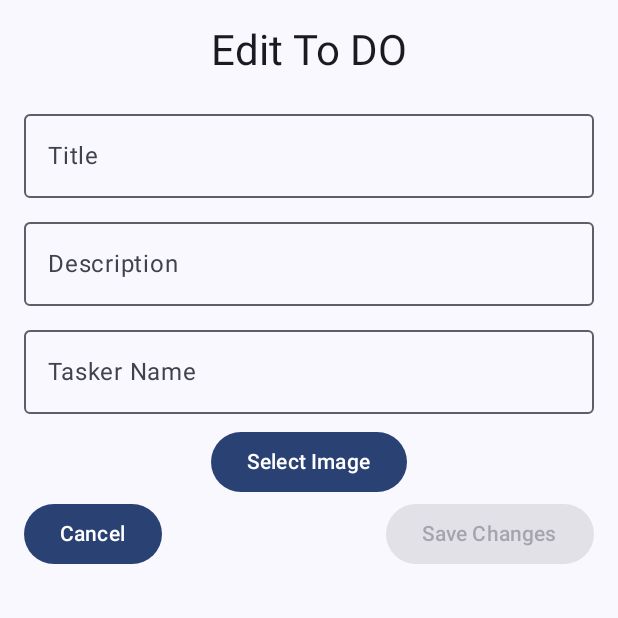
After one commit to Rankirobbllezze/RobbllezzeApp, an Android app built with Jetpack Compose: the composable EditToDoForm shown on its own in the app's theme, on a phone screen of 412 x 824 dp, the top half of it. The commit adds this screen. Run offline under Robolectric (Android 15) with nearby library versions, the phone set to English and light mode, and no system bars; our stand-ins replace Room's generated code.

Commit message:
continuation commit

```diff
--- a/app/build.gradle.kts
+++ b/app/build.gradle.kts
@@ -78,6 +78,7 @@ dependencies {
     implementation("com.google.firebase:firebase-storage-ktx")
 // coil : image loader
     implementation("io.coil-kt:coil-compose:2.4.0")
+
     implementation(libs.androidx.ui)
     implementation(libs.androidx.ui.graphics)
     implementation(libs.androidx.ui.tooling.preview)
--- a/app/src/main/java/com/example/robbllezze/data/model/TodoItem.kt
+++ b/app/src/main/java/com/example/robbllezze/data/model/TodoItem.kt
@@ -10,7 +10,7 @@ import androidx.room.PrimaryKey
 //define the class as a data by adding the data keyword
 data class TodoItem (
     @PrimaryKey(autoGenerate = true) val id: Int = 0,
-    val firebase_id: Int = 0,
+    val firebase_id: String = "",
     val title: String = "",
     val description: String = "",
     val imageUri : String? = null,
--- /dev/null
+++ b/app/src/main/java/com/example/robbllezze/presentation/screens/addtodo/EditToDoForm.kt
@@ -0,0 +1,130 @@
+package com.example.robbllezze.presentation.screens.addtodo
+
+import android.net.Uri
+import androidx.activity.compose.rememberLauncherForActivityResult
+import androidx.activity.result.contract.ActivityResultContracts
+import androidx.compose.foundation.Image
+import androidx.compose.foundation.layout.Arrangement
+import androidx.compose.foundation.layout.Column
+import androidx.compose.foundation.layout.Row
+import androidx.compose.foundation.layout.fillMaxWidth
+import androidx.compose.foundation.layout.padding
+import androidx.compose.material3.Button
+import androidx.compose.material3.ButtonColors
+import androidx.compose.material3.ButtonDefaults
+import androidx.compose.material3.MaterialTheme
+import androidx.compose.material3.OutlinedTextField
+import androidx.compose.material3.Text
+import androidx.compose.runtime.Composable
+import androidx.compose.runtime.getValue
+import androidx.compose.runtime.mutableStateOf
+import androidx.compose.runtime.remember
+import androidx.compose.runtime.setValue
+import androidx.compose.ui.Alignment
+import androidx.compose.ui.Modifier
+import androidx.compose.ui.graphics.Color
+import androidx.compose.ui.input.pointer.PointerIcon.Companion.Text
+import androidx.compose.ui.platform.LocalContext
+import androidx.compose.ui.tooling.preview.Preview
+import androidx.compose.ui.unit.dp
+import coil.compose.rememberAsyncImagePainter
+import com.example.robbllezze.data.model.TodoItem
+import com.example.robbllezze.data.repository.MockToDoRepository
+import com.example.robbllezze.data.repository.TodoRepository
+import com.example.robbllezze.presentation.screens.dashboard.DashboardViewModel
+// 1. add the viewmodel with the function to operate
+// 2. OnDismiss as our form will be showcased on a pop  up
+@Composable
+fun EditToDoForm(
+    todo: TodoItem,
+    onSubmit: (TodoItem) -> Unit,
+    onDismiss: () -> Unit
+){
+    // variable to save inputs
+    val context = LocalContext.current
+    var imageUri by remember {
+        mutableStateOf<Uri?>(null) }
+    // define a reference for an activity launcher
+    // this allows capture of multimedia files from
+    //other apps
+    val imagePickerLauncher =
+        rememberLauncherForActivityResult(
+            contract = ActivityResultContracts.GetContent()
+        ) {  uri: Uri? -> imageUri = uri    }
+    var title by remember{ mutableStateOf(todo.title) }
+    var description by remember{ mutableStateOf(todo.description) }
+    var tasker by remember{ mutableStateOf(todo.tasker) }
+
+    Column(modifier = Modifier.padding(16.dp)
+        .fillMaxWidth(),
+        horizontalAlignment = Alignment.CenterHorizontally
+    ) {
+        Text(
+            text = "Edit To DO",
+            style = MaterialTheme.typography.headlineMedium,
+            modifier = Modifier.padding(bottom = 16.dp)
+        )
+
+        OutlinedTextField(
+            value =  title , onValueChange = {title = it},
+            label = { Text("Title")},
+            modifier = Modifier.fillMaxWidth().padding(bottom = 8.dp)
+        )
+        OutlinedTextField(
+            value =  description , onValueChange = {description = it},
+            label = { Text("Description")},
+            modifier = Modifier.fillMaxWidth().padding(bottom = 8.dp)
+        )
+        OutlinedTextField(
+            value =  tasker , onValueChange = {tasker = it},
+            label = { Text("Tasker Name")},
+            modifier = Modifier.fillMaxWidth().padding(bottom = 8.dp)
+        )
+        // button to pick image
+        Button(onClick = {
+//            imagePickerLauncher.launch("*")
+            imagePickerLauncher.launch("image/*")
+        }) {
+            Text(text = "Select Image") }
+        // Image container
+        // rememberAsyncImagePainter : this is from the
+        // coil lib. allowing us to load images
+        // to image containers. it = imageUri selected
+        imageUri?.let{
+            Image(painter = rememberAsyncImagePainter(it),
+                contentDescription = null
+            )
+        }
+
+        Row(modifier = Modifier.fillMaxWidth(),
+            horizontalArrangement = Arrangement.SpaceBetween) {
+            Button(onClick = onDismiss,
+                colors = ButtonDefaults.buttonColors()) {
+                Text("Cancel")
+            }
+            Button(onClick = {
+                if(title.isNotBlank()){
+                    val updated = todo.copy(
+                        title = title,
+                        description = description,
+                        tasker = tasker
+                    )
+                    onSubmit(updated)
+                    onDismiss()
+                }
+            }, enabled = title.isNotBlank()) {
+                Text("Save Changes")
+            }
+        }
+    }
+
+}
+
+@Preview(showBackground = true)
+@Composable
+fun EditToDoFormPreview(){
+    val todo = TodoItem(1,"1","title",
+        "description",null,"joseph",
+        2025,false)
+    EditToDoForm (todo, {}, {})
+}
```
Also changed, not shown: app/src/main/java/com/example/robbllezze/data/repository/MockToDoRepository.kt (+31 -16 lines), app/src/main/java/com/example/robbllezze/data/repository/TodoRepository.kt (+87 -4 lines), app/src/main/java/com/example/robbllezze/presentation/components/TodoItemCard.kt (+42 -18 lines), app/src/main/java/com/example/robbllezze/presentation/screens/dashboard/DashboardScreen.kt (+67 -25 lines), app/src/main/java/com/example/robbllezze/presentation/screens/dashboard/DashboardViewModel.kt (+19 -1 lines), 1 other file.
